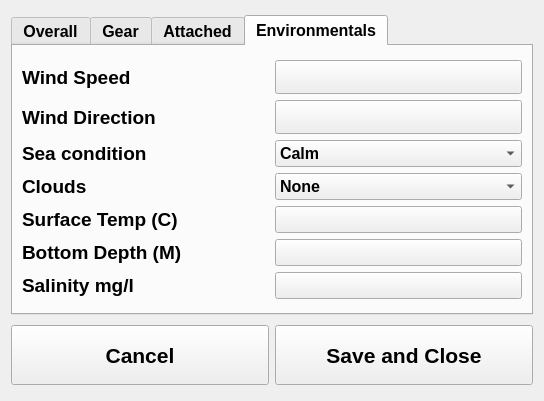
aliciabillings-noaa/CLAMS, file ui/CPSMetaDlg.ui: the form before one commit.
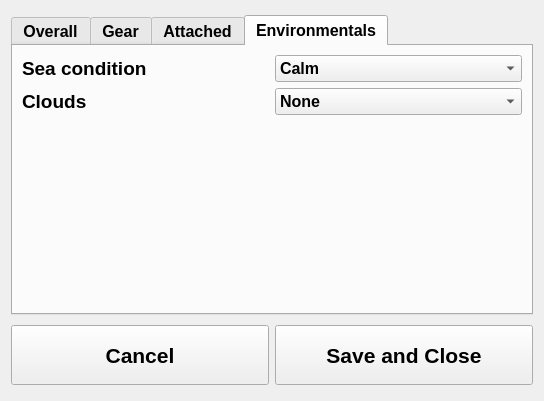
The form after the commit. The open tabs and pages were chosen to show the change.

What changed in the file:
```diff
--- a/ui/CPSMetaDlg.ui
+++ b/ui/CPSMetaDlg.ui
@@ -397,75 +397,7 @@
       <layout class="QGridLayout" name="gridLayout_9">
        <item row="0" column="0">
         <layout class="QGridLayout" name="gridLayout_8">
-         <item row="3" column="1">
-          <widget class="QComboBox" name="cb_clouds">
-           <item>
-            <property name="text">
-             <string>None</string>
-            </property>
-           </item>
-           <item>
-            <property name="text">
-             <string>Partly Cloudy</string>
-            </property>
-           </item>
-           <item>
-            <property name="text">
-             <string>Overcast Foggy</string>
-            </property>
-           </item>
-          </widget>
-         </item>
-         <item row="0" column="0">
-          <widget class="QLabel" name="l_wind_spd">
-           <property name="font">
-            <font>
-             <pointsize>14</pointsize>
-             <weight>75</weight>
-             <bold>true</bold>
-            </font>
-           </property>
-           <property name="text">
-            <string>Wind Speed</string>
-           </property>
-          </widget>
-         </item>
-         <item row="4" column="0">
-          <widget class="QLabel" name="l_surface_temp">
-           <property name="font">
-            <font>
-             <pointsize>14</pointsize>
-             <weight>75</weight>
-             <bold>true</bold>
-            </font>
-           </property>
-           <property name="text">
-            <string>Surface Temp (C)</string>
-           </property>
-          </widget>
-         </item>
          <item row="1" column="0">
-          <widget class="QLabel" name="l_wind_dir">
-           <property name="font">
-            <font>
-             <pointsize>14</pointsize>
-             <weight>75</weight>
-             <bold>true</bold>
-            </font>
-           </property>
-           <property name="text">
-            <string>Wind Direction</string>
-           </property>
-          </widget>
-         </item>
-         <item row="6" column="1">
-          <widget class="QPushButton" name="pb_salinity">
-           <property name="text">
-            <string/>
-           </property>
-          </widget>
-         </item>
-         <item row="3" column="0">
           <widget class="QLabel" name="l_clouds">
            <property name="font">
             <font>
@@ -479,22 +411,7 @@
            </property>
           </widget>
          </item>
-         <item row="1" column="1">
-          <widget class="QPushButton" name="pb_wind_dir">
-           <property name="font">
-            <font>
-             <family>Calibri</family>
-             <pointsize>16</pointsize>
-             <weight>75</weight>
-             <bold>true</bold>
-            </font>
-           </property>
-           <property name="text">
-            <string/>
-           </property>
-          </widget>
-         </item>
-         <item row="2" column="0">
+         <item row="0" column="0">
           <widget class="QLabel" name="l_sea_cond">
            <property name="font">
             <font>
@@ -508,36 +425,7 @@
            </property>
           </widget>
          </item>
-         <item row="6" column="0">
-          <widget class="QLabel" name="label_11">
-           <property name="font">
-            <font>
-             <pointsize>14</pointsize>
-             <weight>75</weight>
-             <bold>true</bold>
-            </font>
-           </property>
-           <property name="text">
-            <string>Salinity mg/l</string>
-           </property>
-          </widget>
-         </item>
          <item row="0" column="1">
-          <widget class="QPushButton" name="pb_wind_spd">
-           <property name="font">
-            <font>
-             <family>Calibri</family>
-             <pointsize>16</pointsize>
-             <weight>75</weight>
-             <bold>true</bold>
-            </font>
-           </property>
-           <property name="text">
-            <string/>
-           </property>
-          </widget>
-         </item>
-         <item row="2" column="1">
           <widget class="QComboBox" name="cb_sea_cond">
            <item>
             <property name="text">
@@ -566,33 +454,37 @@
            </item>
           </widget>
          </item>
-         <item row="4" column="1">
-          <widget class="QPushButton" name="pb_surface_temp">
-           <property name="text">
-            <string/>
-           </property>
+         <item row="1" column="1">
+          <widget class="QComboBox" name="cb_clouds">
+           <item>
+            <property name="text">
+             <string>None</string>
+            </property>
+           </item>
+           <item>
+            <property name="text">
+             <string>Partly Cloudy</string>
+            </property>
+           </item>
+           <item>
+            <property name="text">
+             <string>Overcast Foggy</string>
+            </property>
+           </item>
           </widget>
          </item>
-         <item row="5" column="1">
-          <widget class="QPushButton" name="pb_bottom_depth">
-           <property name="text">
-            <string/>
+         <item row="2" column="0">
+          <spacer name="verticalSpacer">
+           <property name="orientation">
+            <enum>Qt::Vertical</enum>
            </property>
-          </widget>
-         </item>
-         <item row="5" column="0">
-          <widget class="QLabel" name="l_bottom_depth">
-           <property name="font">
-            <font>
-             <pointsize>14</pointsize>
-             <weight>75</weight>
-             <bold>true</bold>
-            </font>
+           <property name="sizeHint" stdset="0">
+            <size>
+             <width>20</width>
+             <height>40</height>
+            </size>
            </property>
-           <property name="text">
-            <string>Bottom Depth (M)</string>
-           </property>
-          </widget>
+          </spacer>
          </item>
         </layout>
        </item>
```
Left out of the diff: 4 changed lines with no effect on the pictures.
